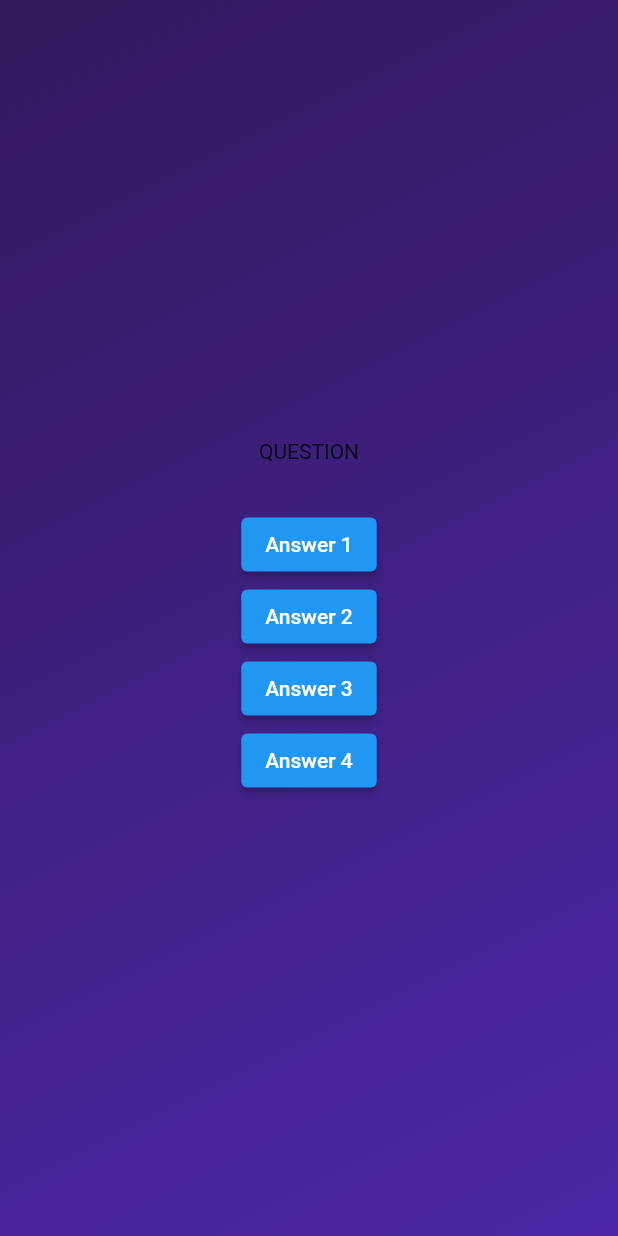
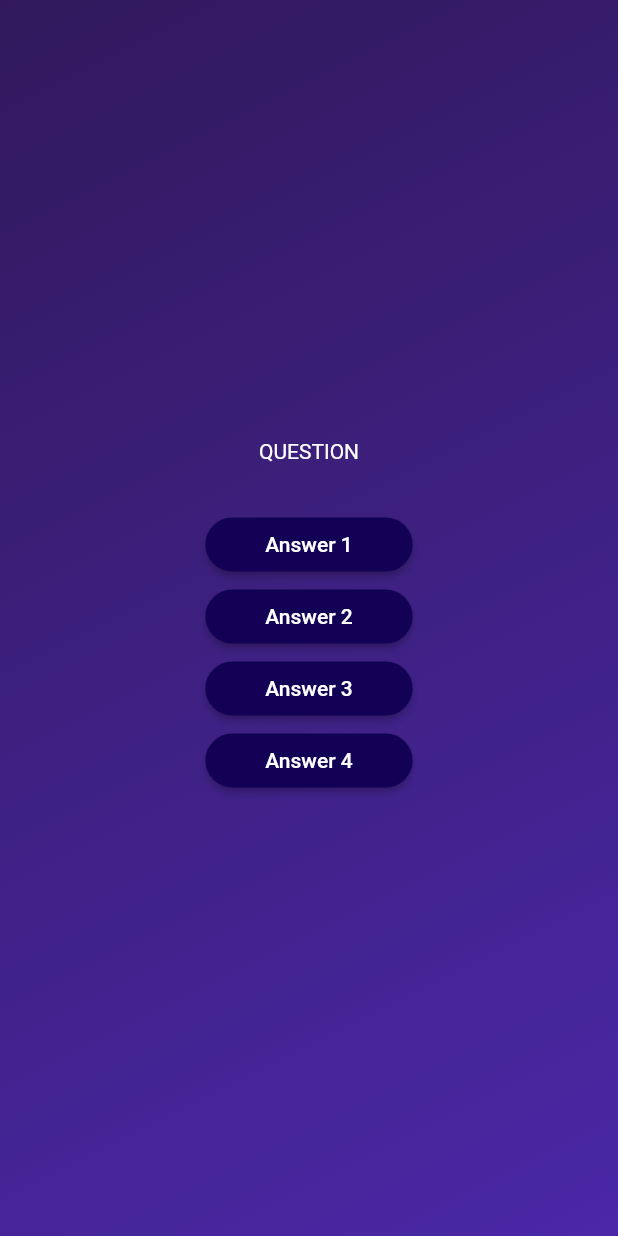
Before and after one commit to satyajeetmanu/quiz_app, a Flutter app: the screen it shows after launch, after a tap on "Start Quiz", on a phone screen of 412 x 824 dp. Run offline on Flutter 3.47's test engine with Material 2 defaults, Android fonts, the phone set to English and light mode, and no system bars.

Commit message:
created and used a styled button widget for answers

```diff
--- /dev/null
+++ b/lib/answer_button.dart
@@ -0,0 +1,22 @@
+import 'package:flutter/material.dart';
+
+class AnswerButton extends StatelessWidget {
+  const AnswerButton(this.answerText, this.onTap, {super.key});
+
+  final String answerText;
+  final void Function() onTap;
+  @override
+  Widget build(BuildContext context) {
+    return ElevatedButton(
+      style: ElevatedButton.styleFrom(
+          backgroundColor: const Color.fromARGB(255, 19, 1, 86),
+          foregroundColor: Colors.white,
+          padding: EdgeInsets.symmetric(horizontal: 40, vertical: 10),
+          shape: RoundedRectangleBorder(
+            borderRadius: BorderRadius.circular(20),
+          )),
+      onPressed: onTap,
+      child: Text(answerText),
+    );
+  }
+}
--- a/lib/questions_screen.dart
+++ b/lib/questions_screen.dart
@@ -1,4 +1,5 @@
 import 'package:flutter/material.dart';
+import 'package:quiz_app/answer_button.dart';
 
 class QuestionsScreen extends StatefulWidget {
   const QuestionsScreen({super.key});
@@ -15,26 +16,17 @@ class _QuestionsScreenState extends State<QuestionsScreen> {
       child: Column(
         mainAxisAlignment: MainAxisAlignment.center,
         children: [
-          const Text('QUESTION'),
+          const Text(
+            'QUESTION',
+            style: TextStyle(color: Colors.white),
+          ),
           const SizedBox(
             height: 30,
           ),
-          ElevatedButton(
-            onPressed: () {},
-            child: const Text('Answer 1'),
-          ),
-          ElevatedButton(
-            onPressed: () {},
-            child: const Text('Answer 2'),
-          ),
-          ElevatedButton(
-            onPressed: () {},
-            child: const Text('Answer 3'),
-          ),
-          ElevatedButton(
-            onPressed: () {},
-            child: const Text('Answer 4'),
-          ),
+          AnswerButton('Answer 1', () {}),
+          AnswerButton('Answer 2', () {}),
+          AnswerButton('Answer 3', () {}),
+          AnswerButton('Answer 4', () {}),
         ],
       ),
     );
```
